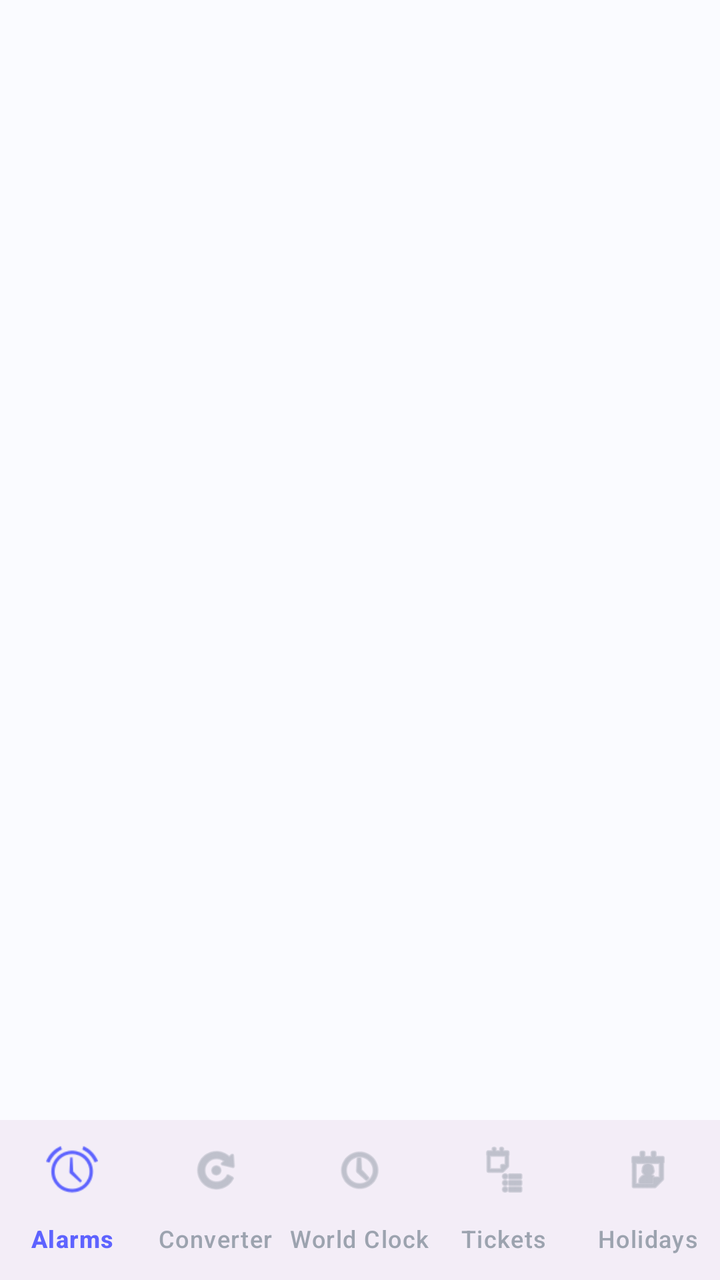
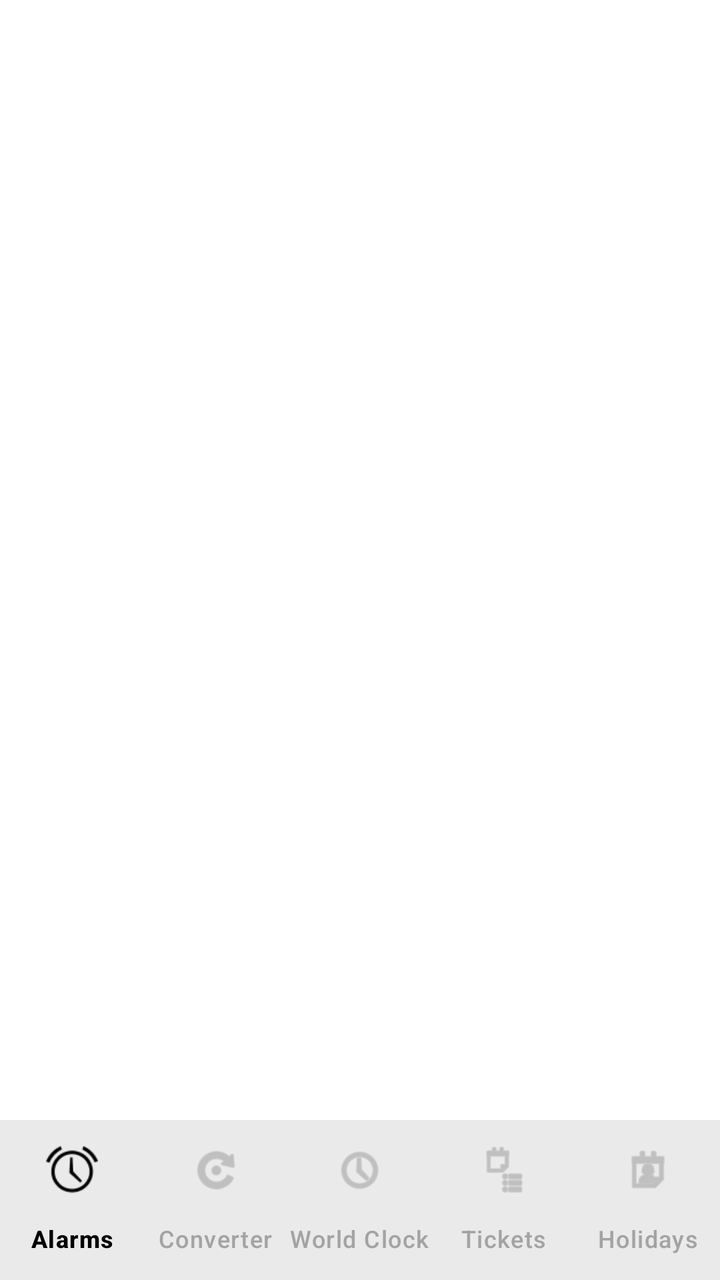

Before-and-after screenshots of an Android layout around one commit, followed by the original layout XML and the change that was made.
<!-- AndroidManifest.xml: application theme Theme.DevLifeOS -->
<!-- res/layout/activity_main.xml -->
<?xml version="1.0" encoding="utf-8"?>
<androidx.coordinatorlayout.widget.CoordinatorLayout xmlns:android="http://schemas.android.com/apk/res/android"
    xmlns:app="http://schemas.android.com/apk/res-auto"
    android:layout_width="match_parent"
    android:layout_height="match_parent"
    android:background="@color/md_theme_light_background"
    android:fitsSystemWindows="true">

    <FrameLayout
        android:id="@+id/fragmentContainer"
        android:layout_width="match_parent"
        android:layout_height="match_parent"
        android:layout_marginBottom="102dp" />

    <com.google.android.material.bottomnavigation.BottomNavigationView
        android:id="@+id/bottomNavigation"
        style="@style/Widget.Material3.BottomNavigationView"
        android:layout_width="match_parent"
        android:layout_height="wrap_content"
        android:layout_gravity="bottom"
        app:itemIconSize="26dp"
        app:itemIconTint="@color/bottom_nav_color"
        app:itemTextColor="@color/bottom_nav_color"
        app:labelVisibilityMode="labeled"
        app:menu="@menu/bottom_navigation_menu" />

</androidx.coordinatorlayout.widget.CoordinatorLayout>
<!-- resources referenced by this layout -->
<resources>
  <color name="md_theme_light_background">#FAFBFF</color>
  <style name="Theme.DevLifeOS" parent="Base.Theme.DevLifeOS" />
  <style name="Base.Theme.DevLifeOS" parent="Theme.Material3.DayNight.NoActionBar">
          
          <item name="colorPrimary">@color/md_theme_light_primary</item>
          <item name="colorOnPrimary">@color/md_theme_light_onPrimary</item>
          <item name="colorPrimaryContainer">@color/md_theme_light_primaryContainer</item>
  
          
          <item name="colorSecondary">@color/md_theme_light_secondary</item>
          <item name="colorOnSecondary">@color/md_theme_light_onSecondary</item>
          <item name="colorSecondaryContainer">@color/md_theme_light_primaryContainer</item>
          <item name="colorOnSecondaryContainer">@color/md_theme_light_onPrimary</item>
  
          
          <item name="android:colorBackground">@color/md_theme_light_background</item>
          <item name="colorOnBackground">@color/black</item>
  
          
          <item name="colorSurface">@color/md_theme_light_surface</item>
          <item name="colorOnSurface">@color/black</item>
          <item name="colorSurfaceVariant">@color/md_theme_light_surfaceVariant</item>
          <item name="colorOnSurfaceVariant">@color/neutral_600</item>
  
          
          <item name="colorError">@color/md_theme_light_error</item>
          <item name="colorOnError">@color/white</item>
  
          
          <item name="android:statusBarColor">?attr/colorSurface</item>
          <item name="android:windowLightStatusBar" tools:targetApi="m">true</item>
  
          
          <item name="android:navigationBarColor">?attr/colorSurface</item>
          <item name="android:windowLightNavigationBar" tools:targetApi="o">true</item>
      </style>
  <color name="md_theme_light_primary">#5E63FF</color>
  <color name="md_theme_light_onPrimary">#FFFFFF</color>
  <color name="md_theme_light_primaryContainer">#E8E9FF</color>
  <color name="md_theme_light_secondary">#00D9C8</color>
  <color name="md_theme_light_onSecondary">#FFFFFF</color>
  <color name="black">#FF000000</color>
  <color name="md_theme_light_surface">#FFFFFF</color>
  <color name="md_theme_light_surfaceVariant">#F5F6FA</color>
  <color name="neutral_600">#4B5563</color>
  <color name="md_theme_light_error">#FF5757</color>
  <color name="white">#FFFFFFFF</color>
</resources>

<!-- the commit's change to res/layout/activity_main.xml (unified diff, before → after) -->
@@ -3,7 +3,7 @@
     xmlns:app="http://schemas.android.com/apk/res-auto"
     android:layout_width="match_parent"
     android:layout_height="match_parent"
-    android:background="@color/md_theme_light_background"
+    android:background="?attr/colorSurface"
     android:fitsSystemWindows="true">
 
     <FrameLayout
@@ -18,6 +18,7 @@
         android:layout_width="match_parent"
         android:layout_height="wrap_content"
         android:layout_gravity="bottom"
+        android:background="?attr/colorSurface"
         app:itemIconSize="26dp"
         app:itemIconTint="@color/bottom_nav_color"
         app:itemTextColor="@color/bottom_nav_color"
<!-- resource entries referenced after the edit -->
@@ -1,6 +1,6 @@
 <!-- resources referenced by this layout -->
 <resources>
-  <color name="md_theme_light_background">#FAFBFF</color>
+  <color name="md_theme_light_background">#FFFFFF</color>
   <style name="Theme.DevLifeOS" parent="Base.Theme.DevLifeOS" />
   <style name="Base.Theme.DevLifeOS" parent="Theme.Material3.DayNight.NoActionBar">
           
@@ -12,7 +12,7 @@
           <item name="colorSecondary">@color/md_theme_light_secondary</item>
           <item name="colorOnSecondary">@color/md_theme_light_onSecondary</item>
           <item name="colorSecondaryContainer">@color/md_theme_light_primaryContainer</item>
-          <item name="colorOnSecondaryContainer">@color/md_theme_light_onPrimary</item>
+          <item name="colorOnSecondaryContainer">@color/black</item>
   
           
           <item name="android:colorBackground">@color/md_theme_light_background</item>
@@ -29,23 +29,23 @@
           <item name="colorOnError">@color/white</item>
   
           
-          <item name="android:statusBarColor">?attr/colorSurface</item>
+          <item name="android:statusBarColor">@color/white</item>
           <item name="android:windowLightStatusBar" tools:targetApi="m">true</item>
   
           
-          <item name="android:navigationBarColor">?attr/colorSurface</item>
+          <item name="android:navigationBarColor">@color/white</item>
           <item name="android:windowLightNavigationBar" tools:targetApi="o">true</item>
       </style>
-  <color name="md_theme_light_primary">#5E63FF</color>
+  <color name="md_theme_light_primary">#000000</color>
   <color name="md_theme_light_onPrimary">#FFFFFF</color>
-  <color name="md_theme_light_primaryContainer">#E8E9FF</color>
-  <color name="md_theme_light_secondary">#00D9C8</color>
+  <color name="md_theme_light_primaryContainer">#F0F0F0</color>
+  <color name="md_theme_light_secondary">#333333</color>
   <color name="md_theme_light_onSecondary">#FFFFFF</color>
   <color name="black">#FF000000</color>
   <color name="md_theme_light_surface">#FFFFFF</color>
-  <color name="md_theme_light_surfaceVariant">#F5F6FA</color>
-  <color name="neutral_600">#4B5563</color>
-  <color name="md_theme_light_error">#FF5757</color>
+  <color name="md_theme_light_surfaceVariant">#F5F5F5</color>
+  <color name="neutral_600">#525252</color>
+  <color name="md_theme_light_error">#DC2626</color>
   <color name="white">#FFFFFFFF</color>
 </resources>
 
